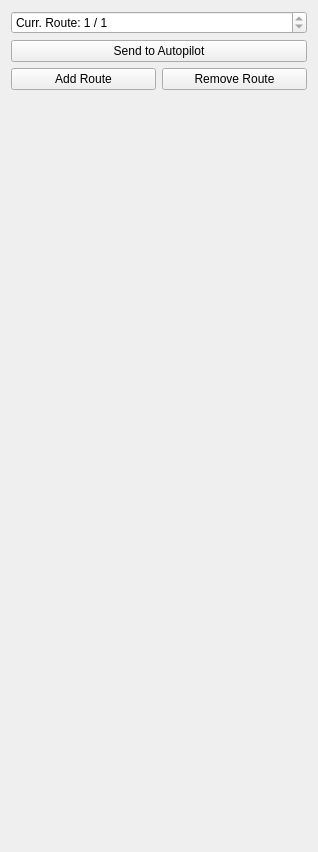
Above: planui.ui from RISE-Dependable-Transport-Systems/ControlTower before the change. Below: the same form after it.
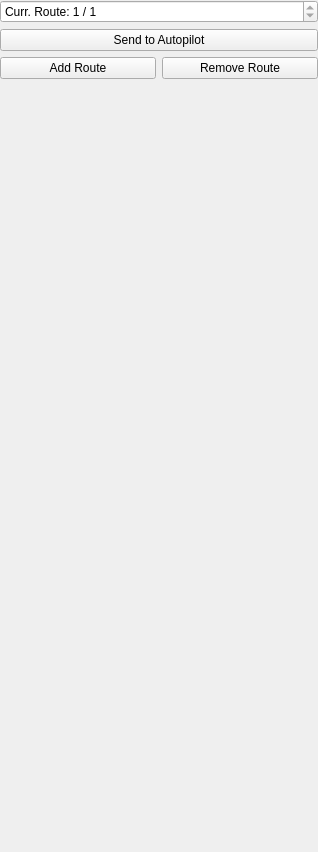
That is the form after the change.

```diff
--- a/planui.ui
+++ b/planui.ui
@@ -14,6 +14,18 @@
    <string>Form</string>
   </property>
   <layout class="QVBoxLayout" name="verticalLayout">
+   <property name="leftMargin">
+    <number>0</number>
+   </property>
+   <property name="topMargin">
+    <number>0</number>
+   </property>
+   <property name="rightMargin">
+    <number>0</number>
+   </property>
+   <property name="bottomMargin">
+    <number>0</number>
+   </property>
    <item>
     <widget class="QSpinBox" name="currentRouteSpinBox">
      <property name="suffix">
```
